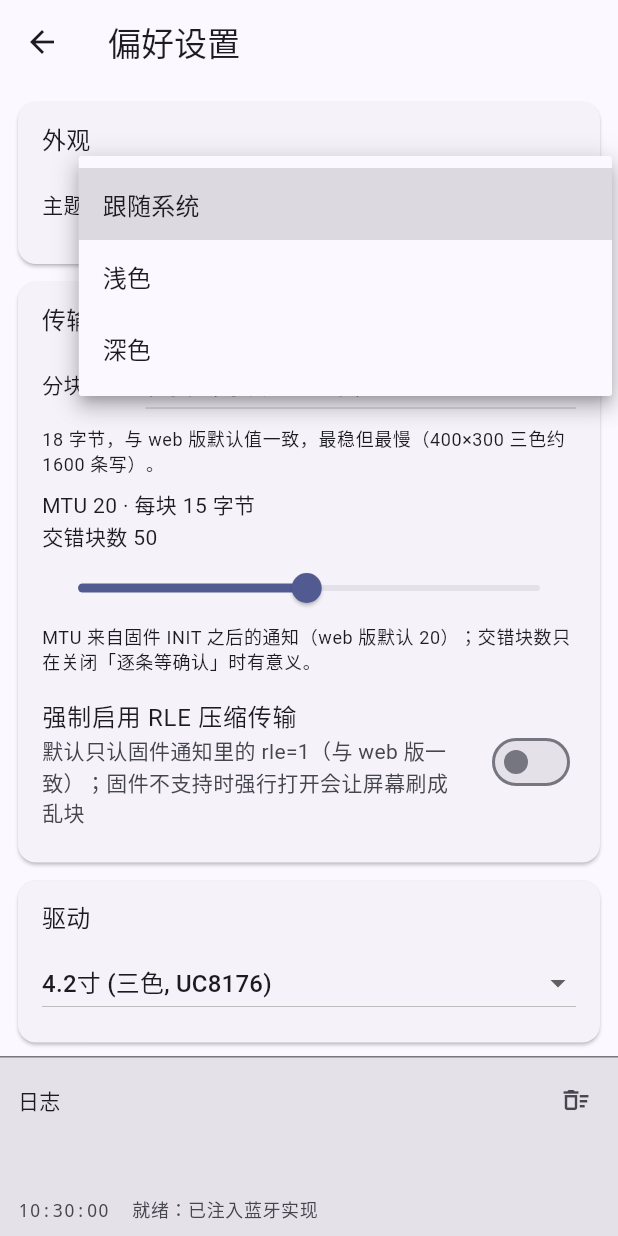
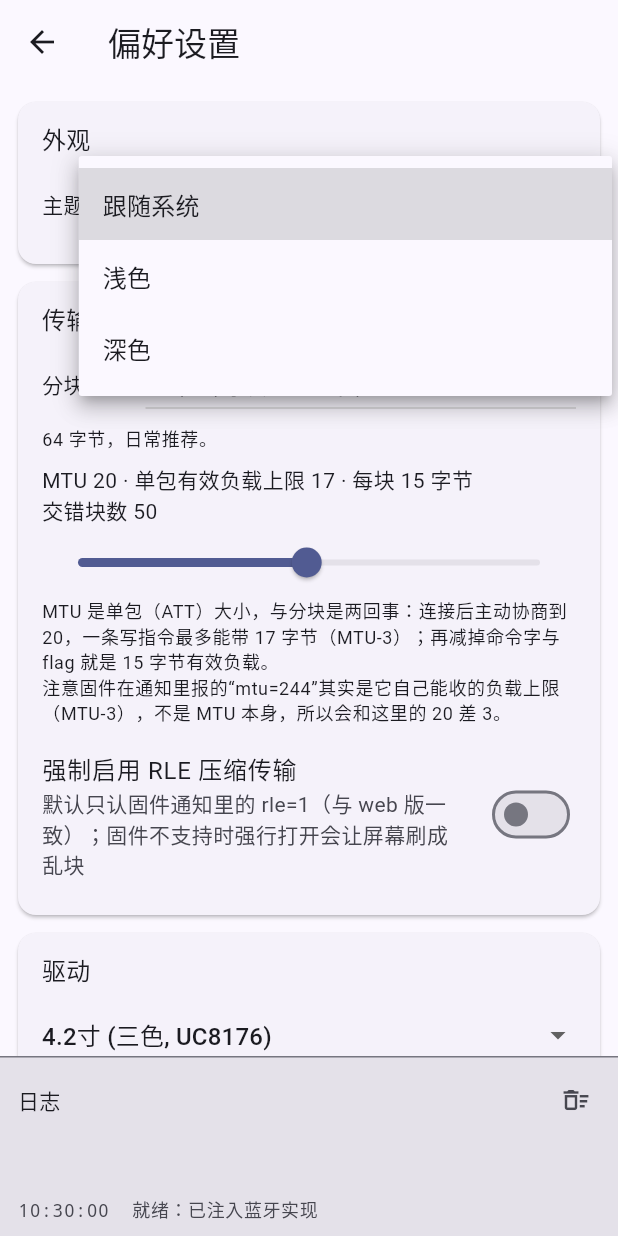
Before and after one commit to Yuzgaf33tref6/EPD_nRF5_Controller, a Flutter app: the SettingsScreen screen opened directly, after a tap on "跟随系统", on a phone screen of 412 x 824 dp. Run offline on Flutter 3.47's test engine with Material 3 defaults, Android fonts, the phone set to English and light mode, and no system bars; our stand-ins replace image_picker, permission_handler; missing offline and left inert: flutter_reactive_ble.

Commit message:
feat(transfer): 分块改五档（稳定/正常/快速/最大/自定义）并解耦 MTU 与分块设置

```diff
--- a/lib/models/transfer_speed.dart
+++ b/lib/models/transfer_speed.dart
@@ -1,29 +1,35 @@
-/// 传图分块的档位：决定一条图像写指令最多携带多少字节有效负载。
+/// 传图分块的档位。
 ///
-/// 背景：nRF51 的 SoftDevice 链路层 PDU 只有 27 字节，一条大 ATT 写请求会被拆成
-/// 十几个链路层包；外设接收缓冲一旦被顶满就不回 ATT 响应，Android 等 30 秒超时后
-/// 以 GATT 133 拆掉连接。块越小越稳，越大越快。
+/// 背景：nRF51 的蓝牙链路层单包只有 27 字节，一条 ATT 写会被拆成十几个链路包。
+/// 一条指令写得越大，外设接收缓冲越容易被灌满；灌满之后它就不再回 ATT 响应，
+/// Android 等 30 秒报 GATT 133 并把连接拆掉（真机上确实撞到过）。
 ///
-/// - [conservative]：18 字节，**与 web 版默认值完全一致**（web 默认 MTU 20，
-///   `chunkSize = mtu - 2 = 18`）。最慢但最保险，排查问题时应先回到这一档。
-/// - [fast]：64 字节，日常可用的折中值。
-/// - [extreme]：180 字节，实测能跑完 400×300 三色整屏，但对固件缓冲最不友好。
-/// - [custom]：不设额外上限，按「偏好设置」里的 MTU 滑块推算
-///   （`ATT_MTU - 3 - 2` 字节有效负载）。
+/// 真机验证结论（4.2 寸三色 + 固件 0x19）：242 字节（MTU 247 下的理论上限）也能
+/// 稳定传完，所以档位只影响速度，不再作为稳定性保险。
 enum TransferSpeed {
-  conservative('稳妥', 18),
-  fast('快速', 64),
-  extreme('极限', 180),
-  custom('自定义', 0);
+  /// 最保守：18 字节，与 web 版默认（`mtu-2`，mtu=20）一致。
+  stable('稳定', 18),
+
+  /// 日常推荐。
+  normal('正常', 64),
+
+  /// 快一些。
+  fast('快速', 128),
+
+  /// 吃满 ATT 上限：`MTU-3-2`（MTU 247 时是 242）。
+  max('最大', -1),
+
+  /// 自己填字节数。
+  custom('自定义', -2);
 
   const TransferSpeed(this.label, this.presetChunkBytes);
 
-  /// 下拉框里显示的中文名。
   final String label;
 
-  /// 该档位固定的有效负载字节数；[TransferSpeed.custom] 为 0，表示由 MTU 决定。
+  /// 预设的每块有效负载字节数；-1 表示吃满上限，-2 表示用自定义值。
   final int presetChunkBytes;
 
-  /// 是否为自定义档（此时 MTU 滑块起作用）。
   bool get isCustom => this == TransferSpeed.custom;
+
+  bool get isMax => this == TransferSpeed.max;
 }
--- a/lib/screens/settings_screen.dart
+++ b/lib/screens/settings_screen.dart
@@ -10,6 +10,10 @@ import '../widgets/section_card.dart';
 int _chunkBytesFor(TransferSpeed speed, AppState state) {
   final int byMtu = state.writeMtu - 2;
   if (speed.isCustom) {
+    final int custom = state.customChunkBytes;
+    return custom > byMtu ? byMtu : custom;
+  }
+  if (speed.isMax) {
     return byMtu;
   }
   final int preset = speed.presetChunkBytes;
@@ -19,15 +23,27 @@ int _chunkBytesFor(TransferSpeed speed, AppState state) {
 /// 档位的一句话说明。
 String _speedHint(TransferSpeed speed) {
   switch (speed) {
-    case TransferSpeed.conservative:
+    case TransferSpeed.stable:
       return '18 字节，与 web 版默认值一致，最稳但最慢（400×300 三色约 1600 条写）。';
+    case TransferSpeed.normal:
+      return '64 字节，日常推荐。';
     case TransferSpeed.fast:
-      return '64 字节，日常折中档。';
-    case TransferSpeed.extreme:
-      return '180 字节，最快；对固件接收缓冲最不友好，只在稳定后才用。';
+      return '128 字节，明显快一截。';
+    case TransferSpeed.max:
+      return '吃满单包上限（MTU 247 时是 242 字节），真机已验证稳定。';
     case TransferSpeed.custom:
-      return '按下面的 MTU 滑块推算，适合自己试。';
+      return '自己填每块字节数，上限随 MTU 变化。';
   }
+}
+
+/// 自定义分块滑块的位置（必须落在 min..max 之间，否则 Slider 会断言失败）。
+double _customSliderValue(AppState state) {
+  final double max = (state.writeMtu - 2).toDouble();
+  final double value = state.customChunkBytes.toDouble();
+  if (value < 8) {
+    return 8;
+  }
+  return value > max ? max : value;
 }
 
 /// 偏好设置：外观、传输参数、调试开关。
@@ -124,18 +140,19 @@ class SettingsScreen extends StatelessWidget {
                       ),
                       const SizedBox(height: 8),
                       Text(
-                        'MTU ${state.mtu} · 每块 ${state.writeChunkBytes} 字节',
+                        'MTU ${state.mtu} · 单包有效负载上限 '
+                        '${state.writeMtu} · 每块 ${state.writeChunkBytes} 字节',
                         style: theme.textTheme.bodyMedium,
                       ),
                       if (state.speed.isCustom)
                         Slider(
-                          value: state.mtu.toDouble(),
-                          min: 20,
-                          max: 247,
-                          divisions: 227,
-                          label: '${state.mtu}',
+                          value: _customSliderValue(state),
+                          min: 8,
+                          max: (state.writeMtu - 2).toDouble(),
+                          divisions: state.writeMtu - 10,
+                          label: '${state.customChunkBytes}',
                           onChanged: (double value) =>
-                              state.setMtu(value.round()),
+                              state.setCustomChunkBytes(value.round()),
                         ),
                       Text(
                         '交错块数 ${state.interleavedCount}',
@@ -151,8 +168,12 @@ class SettingsScreen extends StatelessWidget {
                             state.setInterleavedCount(value.round()),
                       ),
                       Text(
-                        'MTU 来自固件 INIT 之后的通知（web 版默认 20）；'
-                        '交错块数只在关闭「逐条等确认」时有意义。',
+                        'MTU 是单包（ATT）大小，与分块是两回事：'
+                        '连接后主动协商到 ${state.mtu}，一条写指令最多能带 '
+                        '${state.writeMtu} 字节（MTU-3）；再减掉命令字与 flag 就是 '
+                        '${state.writeMtu - 2} 字节有效负载。\n'
+                        '注意固件在通知里报的“mtu=244”其实是它自己能收的负载上限'
+                        '（MTU-3），不是 MTU 本身，所以会和这里的 ${state.mtu} 差 3。',
                         style: theme.textTheme.bodySmall,
                       ),
                       const SizedBox(height: 8),
--- a/lib/state/app_state.dart
+++ b/lib/state/app_state.dart
@@ -127,8 +127,11 @@ class AppState extends ChangeNotifier {
   /// 写指令，在 nRF51 上既慢又会把蓝牙缓冲撑爆（GATT 133 后系统直接拆连接）。
   static const int _targetMtu = 247;
 
-  /// 分块档位：稳妥（18，与 web 版默认一致）/ 快速（64）/ 极限（180）/ 自定义。
-  TransferSpeed _speed = TransferSpeed.conservative;
+  /// 分块档位：稳定 18 / 正常 64 / 快速 128 / 最大吃满 / 自定义。
+  TransferSpeed _speed = TransferSpeed.normal;
+
+  /// 自定义档每块的字节数（只在 [TransferSpeed.custom] 下生效）。
+  int _customChunkBytes = 128;
 
   /// 排查开关：调换黑白/红白两个显存平面。
   bool _swapPlanes = false;
@@ -200,14 +203,16 @@ class AppState extends ChangeNotifier {
 
   /// 每块最多写多少字节有效负载（展示用）：总上限再减去命令字与 flag。
   ///
-  /// 具体上限由 [speed] 决定：稳妥 18（与 web 版默认一致）、快速 64、极限 180、
-  /// 自定义则按 MTU 推算（`ATT_MTU - 3 - 2`）。之所以要压小：nRF51 的 SoftDevice
-  /// 链路层 PDU 只有 27 字节，一个两百多字节的 ATT 写请求要被拆成十来个链路层
-  /// 包，外设接收缓冲在连续发送时很容易被顶满（顶满后它就不回 ATT 响应了，
-  /// Android 等 30 秒超时后以 GATT 133 拆连接）。
+  /// 上限由 [speed] 决定：稳定 18 / 正常 64 / 快速 128 / 最大吃满（`MTU-3-2`）/
+  /// 自定义按用户填的字节数。真机验证过 242（MTU 247 的理论上限）也能稳定传完，
+  /// 所以档位现在只影响速度，不再是稳定性保险。
   int get writeChunkBytes {
     final int byMtu = writeMtu - 2;
     if (_speed.isCustom) {
+      final int custom = _customChunkBytes;
+      return custom > byMtu ? byMtu : (custom < 8 ? 8 : custom);
+    }
+    if (_speed.isMax) {
       return byMtu;
     }
     final int preset = _speed.presetChunkBytes;
@@ -965,6 +970,21 @@ class AppState extends ChangeNotifier {
     notifyListeners();
   }
 
+  /// 自定义档每块的字节数。
+  int get customChunkBytes => _customChunkBytes;
+
+  /// 设置自定义档每块的字节数（夹到 8..当前 MTU 上限）。
+  void setCustomChunkBytes(int value) {
+    final int max = writeMtu - 2;
+    final int clamped = value < 8 ? 8 : (value > max ? max : value);
+    if (clamped == _customChunkBytes) {
+      return;
+    }
+    _customChunkBytes = clamped;
+    addLog(LogLevel.info, '自定义分块：每块 $clamped 字节');
+    notifyListeners();
+  }
+
   void setInterleavedCount(int value) {
     final int clamped = value < 1 ? 1 : (value > 100 ? 100 : value);
     _interleavedCountOverride = true;
```
Also changed, not shown: 1 other file.
